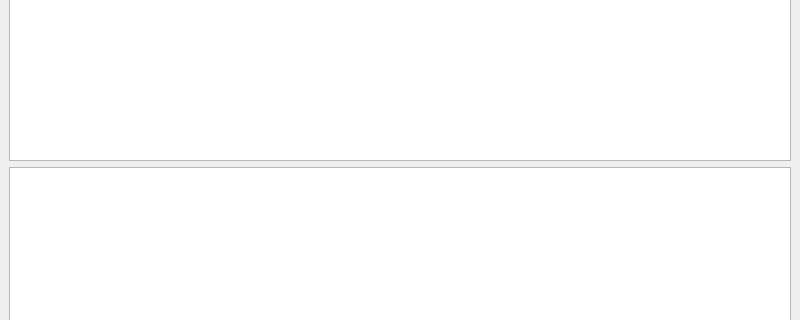
The window that mainwindow.ui (vdyadov/Formal-Languages-and-Compilers) describes before a commit, drawn with Qt 5; both pictures show x 0 to 800 and y 149 to 469 of the 800 by 600 pixel window.
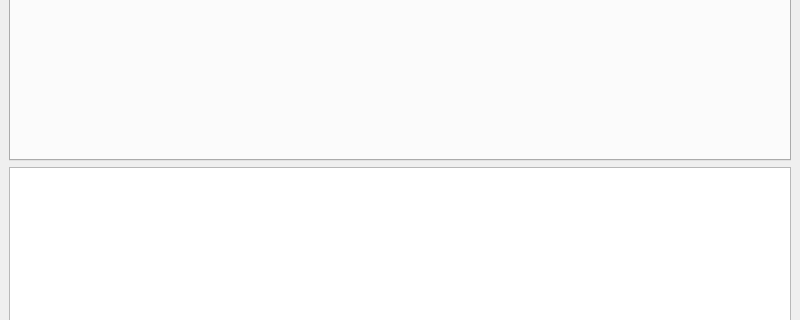
The same window after the commit. Icons and pictures are not drawn.

Commit message: Add functional for all buttons

```diff
--- a/mainwindow.ui
+++ b/mainwindow.ui
@@ -15,12 +15,19 @@
   </property>
   <widget class="QWidget" name="centralwidget">
    <layout class="QGridLayout" name="gridLayout">
-    <item row="0" column="0">
-     <widget class="QTextEdit" name="textEdit"/>
-    </item>
-    <item row="1" column="0">
+    <item row="2" column="0">
      <widget class="QTableWidget" name="tableWidget"/>
     </item>
+    <item row="1" column="0">
+     <widget class="QTabWidget" name="tabWidget">
+      <property name="currentIndex">
+       <number>-1</number>
+      </property>
+      <property name="tabsClosable">
+       <bool>true</bool>
+      </property>
+     </widget>
+    </item>
    </layout>
   </widget>
   <widget class="QMenuBar" name="menubar">
```
Left out of the diff: 17 changed lines with no effect on the pictures. The commit also changes 6 other files.
